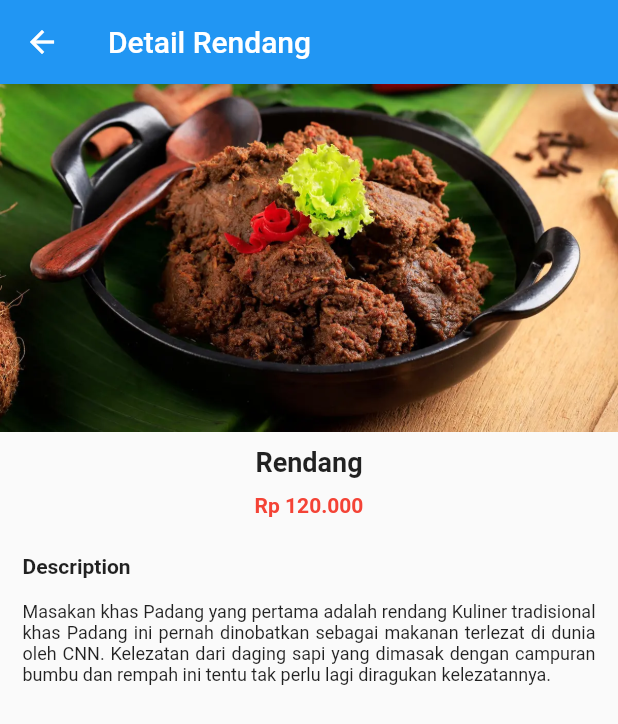
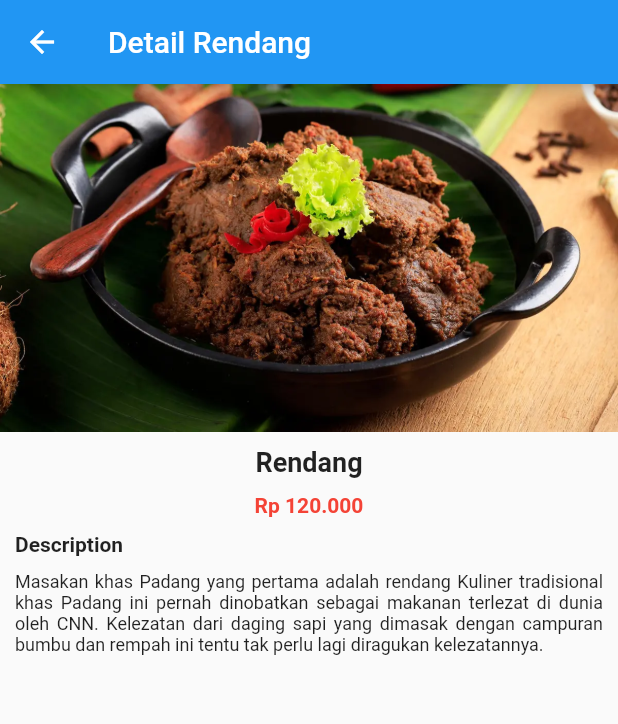
Before and after one commit to faizurazadri23/proyek_akhir_flutter, a Flutter app: the HomeScreen screen opened by its route, after a tap on "Rendang", on a phone screen of 412 x 824 dp. Shown: the top 724 px of the screen. Run offline on Flutter 3.47's test engine with Material 2 defaults, Android fonts, the phone set to English and light mode, and no system bars.

Commit message:
clean code

```diff
--- a/lib/detail_product.dart
+++ b/lib/detail_product.dart
@@ -19,7 +19,7 @@ class DetailProductScreen extends StatelessWidget {
           children: <Widget>[
             Image.asset(product.imageProduct),
             Container(
-              margin: const EdgeInsets.all(10.0),
+              padding: const EdgeInsets.all(10),
               child: Text(
                 product.productName,
                 textAlign: TextAlign.center,
@@ -27,9 +27,7 @@ class DetailProductScreen extends StatelessWidget {
                     fontSize: 18.0, fontWeight: FontWeight.bold),
               ),
             ),
-            Container(
-              margin: const EdgeInsets.only(bottom: 10.0),
-              child: Text(
+            Text(
               product.priceProduct,
               textAlign: TextAlign.center,
               style: const TextStyle(
@@ -37,9 +35,8 @@ class DetailProductScreen extends StatelessWidget {
                   fontSize: 14.0,
                   fontWeight: FontWeight.bold),
             ),
-            ),
             Container(
-              margin: const EdgeInsets.all(15.0),
+              padding: const EdgeInsets.all(10),
               child: const Text(
                 'Description',
                 textAlign: TextAlign.start,
@@ -47,7 +44,7 @@ class DetailProductScreen extends StatelessWidget {
               ),
             ),
             Container(
-              margin: const EdgeInsets.only(left: 15.0, right: 15.0),
+              margin: const EdgeInsets.only(left: 10.0, right: 10.0),
               child: Text(
                 product.description,
                 textAlign: TextAlign.justify,
--- a/lib/home.dart
+++ b/lib/home.dart
@@ -55,7 +55,6 @@ class HomeScreen extends StatelessWidget {
               ),
             );
           },
-          scrollDirection: Axis.vertical,
           itemCount: productList.length,
         ));
   }
--- a/lib/login.dart
+++ b/lib/login.dart
@@ -5,7 +5,7 @@ class Login extends StatefulWidget {
   const Login({Key? key}) : super(key: key);
 
   @override
-  _LoginScreenState createState() => _LoginScreenState();
+  State<Login> createState() => _LoginScreenState();
 }
 
 class _LoginScreenState extends State<Login> {
--- a/lib/model/product.dart
+++ b/lib/model/product.dart
@@ -4,11 +4,12 @@ class Product {
   String description;
   String priceProduct;
 
-  Product(
-      {required this.productName,
-      required this.imageProduct,
-      required this.description,
-      required this.priceProduct});
+  Product({
+    required this.productName,
+    required this.imageProduct,
+    required this.description,
+    required this.priceProduct,
+  });
 }
 
 var productList = [
```
Lines whose indentation alone changed are shown as unchanged.
